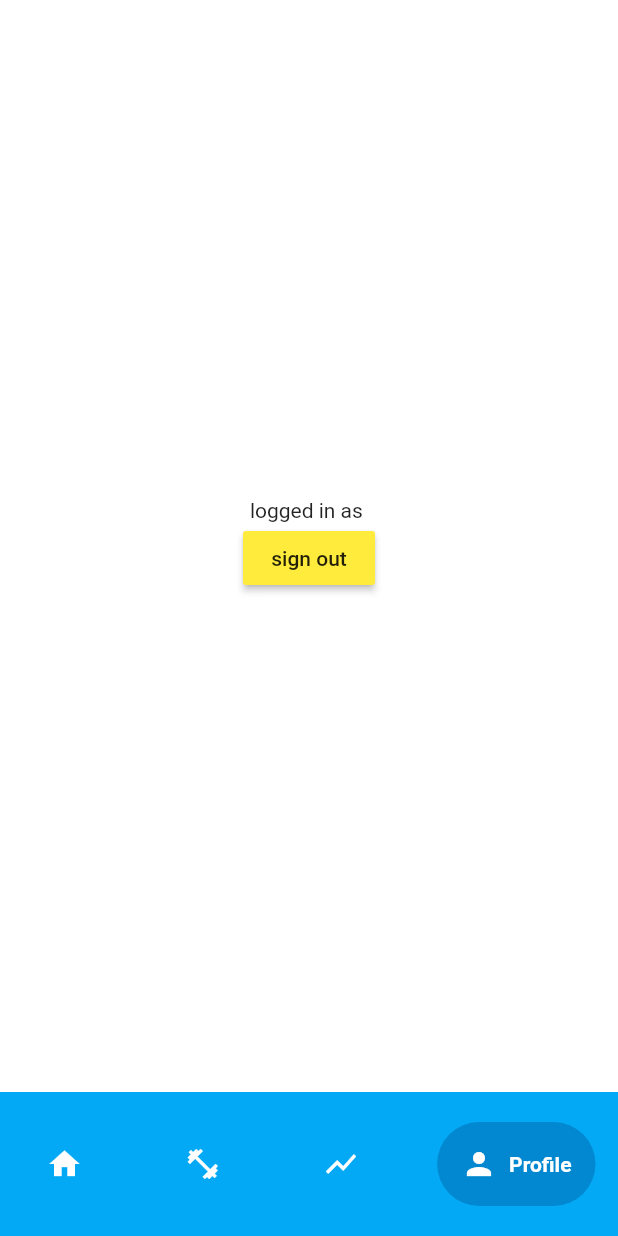
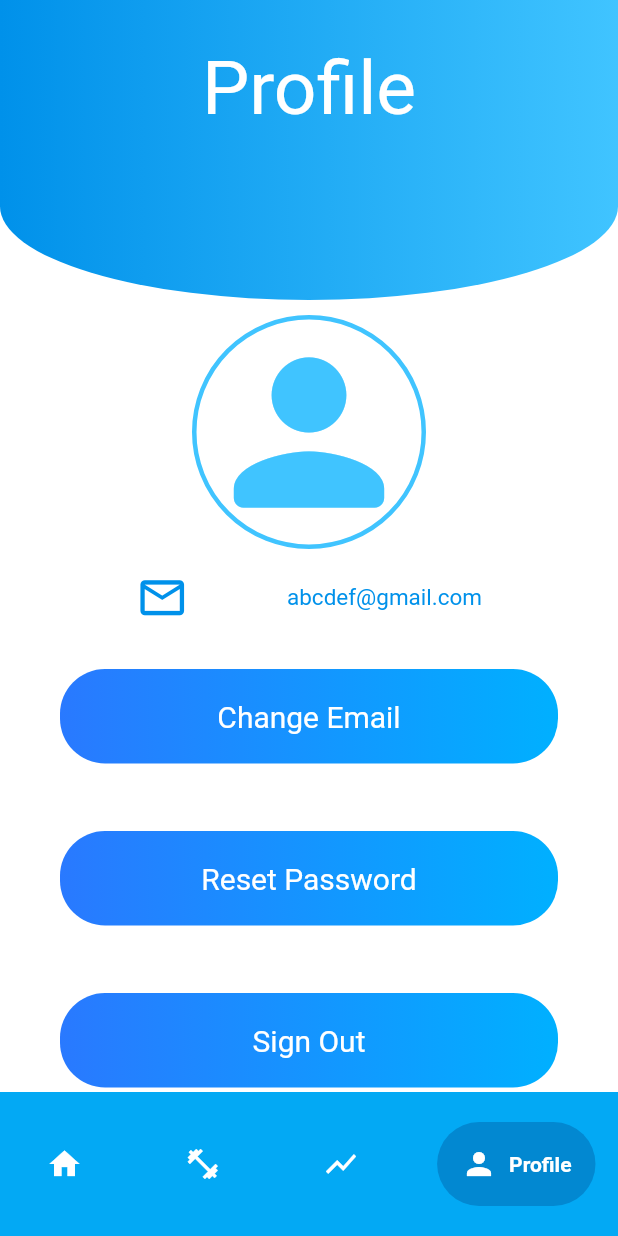
Before and after one commit to sriharshak27/tracker, a Flutter app: the screen it shows once a user with an empty profile is signed in, item 4 of the bottom bar chosen, on a phone screen of 412 x 824 dp. Run offline on Flutter 3.47's test engine with Material 2 defaults, Android fonts, the phone set to English and light mode, and no system bars; drawn by our look-alikes of google_nav_bar; our stand-ins replace firebase_auth, firebase_core; accounts and stored records are empty.

Commit message:
profile page ui

```diff
--- a/lib/pages/profile_page.dart
+++ b/lib/pages/profile_page.dart
@@ -1,4 +1,4 @@
-// ignore_for_file: prefer_const_constructors
+// ignore_for_file: prefer_const_constructors, prefer_const_literals_to_create_immutables
 
 import 'package:firebase_auth/firebase_auth.dart';
 import 'package:flutter/material.dart';
@@ -17,19 +17,173 @@ class _ProfilePageState extends State<ProfilePage> {
   Widget build(BuildContext context) {
     return Scaffold(
       backgroundColor: Colors.white,
-      body: Center(
-        child: Column(
-          mainAxisAlignment: MainAxisAlignment.center,
-          children: [
-            Text('logged in as ${user.email!}'),
-            MaterialButton(
-              onPressed: (() => FirebaseAuth.instance.signOut()),
-              color: Colors.yellow,
-              child: Text('sign out'),
+      body: Column(
+        children: [
+          Container(
+            width: MediaQuery.of(context).size.width,
+            height: 200,
+            decoration: BoxDecoration(
+              gradient: LinearGradient(
+                begin: Alignment.centerRight,
+                end: Alignment.centerLeft,
+                colors: [
+                  Colors.lightBlueAccent.shade200,
+                  Colors.lightBlueAccent.shade700,
+                ]
+              ),
+              borderRadius: BorderRadius.vertical(
+                bottom: Radius.elliptical(
+                  MediaQuery.of(context).size.width, 125)
+              )
             ),
-          ],
-        ),
-      )
+            child: SafeArea(
+              child: Column(
+                children: [
+                  SizedBox(height: 30,),
+                  Text(
+                    'Profile',
+                    style: TextStyle(
+                      fontSize: 50,
+                      color: Colors.white,
+                    ),
+                    textAlign: TextAlign.center,
+                  ),
+                ],
+              ),
+            ),
+          ),
+          SizedBox(height: 10,),
+          Container(
+            decoration: BoxDecoration(
+              shape: BoxShape.circle,
+              border: Border.all(
+                color: Colors.lightBlueAccent,
+                width: 3,
+              ),
+            ),
+            child: Icon(
+              Icons.person_rounded,
+              size: 150,
+              color: Colors.lightBlueAccent,
+            ),
+          ),
+          SizedBox(height: 15,),
+          Padding(
+            padding: const EdgeInsets.symmetric(horizontal: 25.0),
+            child: Row(
+              mainAxisAlignment: MainAxisAlignment.spaceEvenly,
+              children: [
+                // SizedBox(width: 10,),
+                Icon(
+                  Icons.email_outlined,
+                  color: Colors.lightBlueAccent.shade700,
+                  size: 35,
+                ),
+                // SizedBox(width: 40,),
+                Text(
+                  'abcdef@gmail.com',
+                  style: TextStyle(
+                    color: Colors.lightBlueAccent.shade700,
+                    fontSize: 15
+                  ),
+                ),
+              ],
+            ),
+          ),
+          //change email
+          SizedBox(height: 30,),
+          Padding(
+            padding: const EdgeInsets.symmetric(horizontal: 40.0),
+            child: GestureDetector (
+              // onTap: ,// MANAGE CHANGING EMAILS
+              child: Container (
+                padding: EdgeInsets.all(20),
+                decoration: BoxDecoration(
+                  gradient: LinearGradient(
+                    begin: Alignment.centerLeft,
+                    end: Alignment.centerRight,
+                    colors: [Colors.blueAccent.shade400,
+                    Colors.lightBlueAccent.shade400
+                    ]
+                  ),
+                  // color: Colors.lightBlueAccent,
+                  borderRadius: BorderRadius.circular(30)
+                ),
+                child: Center(child: Text('Change Email', style: TextStyle(
+                  color: Colors.white,
+                  fontWeight: FontWeight.w400,
+                  fontSize: 20,
+                ),),)
+              ),
+            ),
+          ),
+          SizedBox(height: 45,),
+          Padding(
+            padding: const EdgeInsets.symmetric(horizontal: 40.0),
+            child: GestureDetector (
+              // onTap: ,// MANAGE CHANGING EMAILS
+              child: Container (
+                padding: EdgeInsets.all(20),
+                decoration: BoxDecoration(
+                  gradient: LinearGradient(
+                    begin: Alignment.centerLeft,
+                    end: Alignment.centerRight,
+                    colors: [Colors.blueAccent.shade400,
+                    Colors.lightBlueAccent.shade400
+                    ]
+                  ),
+                  // color: Colors.lightBlueAccent,
+                  borderRadius: BorderRadius.circular(30)
+                ),
+                child: Center(child: Text('Reset Password', style: TextStyle(
+                  color: Colors.white,
+                  fontWeight: FontWeight.w400,
+                  fontSize: 20,
+                ),),)
+              ),
+            ),
+          ),
+          SizedBox(height: 45,),
+          Padding(
+            padding: const EdgeInsets.symmetric(horizontal: 40.0),
+            child: GestureDetector (
+              onTap: (() => FirebaseAuth.instance.signOut()),
+              child: Container (
+                padding: EdgeInsets.all(20),
+                decoration: BoxDecoration(
+                  gradient: LinearGradient(
+                    begin: Alignment.centerLeft,
+                    end: Alignment.centerRight,
+                    colors: [Colors.blueAccent.shade400,
+                    Colors.lightBlueAccent.shade400
+                    ]
+                  ),
+                  // color: Colors.lightBlueAccent,
+                  borderRadius: BorderRadius.circular(30)
+                ),
+                child: Center(child: Text('Sign Out', style: TextStyle(
+                  color: Colors.white,
+                  fontWeight: FontWeight.w400,
+                  fontSize: 20,
+                ),),)
+              ),
+            ),
+          ),
+        ],
+      ),
+      // body: Center(
+      //   child: Column(
+      //     mainAxisAlignment: MainAxisAlignment.center,
+      //     children: [
+      //       Text('logged in as ${user.email!}'),
+      //       MaterialButton(
+      //         onPressed: (() => FirebaseAuth.instance.signOut()),
+      //         color: Colors.yellow,
+      //         child: Text('sign out'),
+      //       ),
+      //     ],
+      //   ),
+      // )
     );
   }
 }
```
